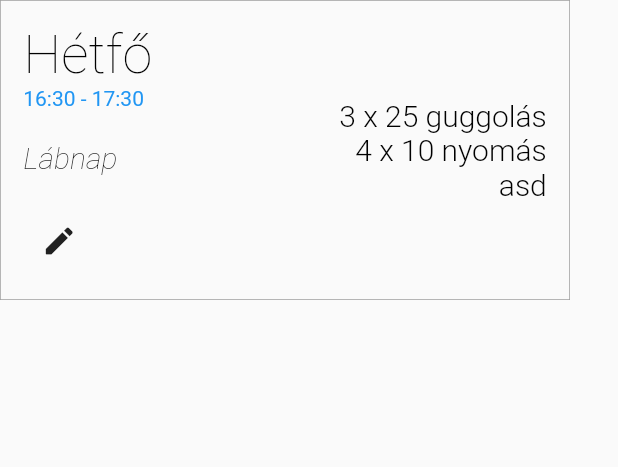
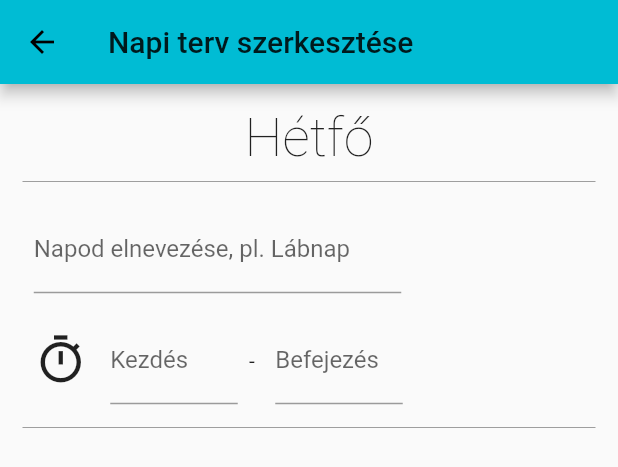
Before and after one commit to trisub49/workoutplan, a Flutter app: the DayPlan widget shown alone on an empty page, opened directly, after a tap on the "edit" icon, on a phone screen of 412 x 824 dp. Shown: the top 467 px of the screen. Run offline on Flutter 3.47's test engine with Material 2 defaults, Android fonts, the phone set to English and light mode, and no system bars.

Commit message:
edit time and title class created

```diff
--- /dev/null
+++ b/lib/routes/EditDay.dart
@@ -0,0 +1,31 @@
+import 'package:flutter/material.dart';
+import 'package:workoutplan/widgets/EditTitleAndTime.dart';
+
+class EditDay extends StatelessWidget {
+
+  final String day;
+  final String title;
+  final String startTime;
+  final String endTime;
+  final List<String> plans;
+
+  EditDay(this.day, this.title, this.startTime, this.endTime, this.plans);
+
+  @override
+  Widget build(BuildContext context) {
+    return Scaffold(
+      appBar: AppBar(title: Text('Napi terv szerkesztése')),
+      body: Container(
+        padding: EdgeInsets.all(15.0),
+        child: Column(
+          children: [
+            Text(day, style: TextStyle(fontSize: 36, fontFamily: 'Roboto', fontWeight: FontWeight.w100)),
+            Divider(color: Colors.grey),
+            EditTitleAndTime(),
+            Divider(color: Colors.grey)
+          ]
+        )
+      )
+    );
+  }
+}
--- a/lib/widgets/DayPlan.dart
+++ b/lib/widgets/DayPlan.dart
@@ -1,7 +1,7 @@
 import 'package:flutter/material.dart';
+import 'package:workoutplan/routes/EditDay.dart';
 
-class DayPlan extends StatelessWidget
-{
+class DayPlan extends StatelessWidget {
   final String day;
   final String title;
   final String startTime;
@@ -11,8 +11,8 @@ class DayPlan extends StatelessWidget
   DayPlan(this.day, this.title, this.startTime, this.endTime, this.plans);
 
   @override
-  Widget build(BuildContext context)
-  {
+  Widget build(BuildContext context) {
+
     return Container(
       child: Row(
         children: [
@@ -23,12 +23,12 @@ class DayPlan extends StatelessWidget
               Text(day, style: TextStyle(fontSize: 36.0, color: Colors.black, fontFamily: 'Roboto', fontWeight: FontWeight.w100)),
               Text('${startTime} - ${endTime}', style: TextStyle(color: Colors.blue)),
               Spacer(),
-              Text(title, style: TextStyle(fontSize: 20.0, color: Colors.black, fontFamily: 'Roboto', fontWeight: FontWeight.w100, fontStyle: FontStyle.italic)),
+              Text(title, style: TextStyle(fontSize: 22.0, color: Colors.black, fontFamily: 'Roboto', fontWeight: FontWeight.w100, fontStyle: FontStyle.italic)),
               Spacer(),
               IconButton(
                 icon: Icon(Icons.edit_rounded, size: 24),
                 tooltip: 'Szerkesztés',
-                onPressed: () {  }
+                onPressed: () => navigate(context, EditDay(day, title, startTime, endTime, plans))
               )
             ]
           ),
@@ -49,6 +49,10 @@ class DayPlan extends StatelessWidget
     );
   }
 
+  void navigate(context, page) {
+    Navigator.push(context, MaterialPageRoute(builder: (context) => page));
+  }
+
   List<Widget> _loadPlans() {
 
     if(plans.length > 0) {
--- /dev/null
+++ b/lib/widgets/EditTitleAndTime.dart
@@ -0,0 +1,69 @@
+import 'package:flutter/material.dart';
+
+class EditTitleAndTime extends StatefulWidget {
+
+  @override
+  State<EditTitleAndTime> createState() => _EditTitleAndTimeState();
+}
+
+class _EditTitleAndTimeState extends State<EditTitleAndTime> {
+
+  final GlobalKey<FormState> _formKey = GlobalKey<FormState>();
+  @override
+  Widget build(BuildContext context) {
+    return Form(
+      key: _formKey,
+      child: Column(
+        children: [
+          Row(
+            children: [
+              Container(
+                padding: EdgeInsets.all(7.5),
+                width: 260,
+                child: TextFormField(
+                  decoration: InputDecoration(
+                    labelText: 'Napod elnevezése, pl. Lábnap',
+                  ),
+                  validator: (String value) {
+                  }
+                ),
+              )
+            ],
+          ),
+          Row(
+            children: [
+              Container(
+                child: Icon(Icons.timer_sharp, size: 36),
+                padding: EdgeInsets.all(7.5)
+              ),
+              Container(
+                width: 100,
+                padding: EdgeInsets.all(7.5),
+                child: TextFormField(
+                  decoration: InputDecoration(
+                    labelText: 'Kezdés',
+                  ),
+                  validator: (String value) {
+                  }
+                )
+              ),
+              Container(child: Text('-'), width: 10),
+              Container(
+                width: 100,
+                padding: EdgeInsets.all(7.5),
+                child: TextFormField(
+                  decoration: InputDecoration(
+                    labelText: 'Befejezés',
+                  ),
+                  validator: (String value) {
+
+                  }
+                )
+              )
+            ]
+          )
+        ]
+      )
+    );
+  }
+}
```
